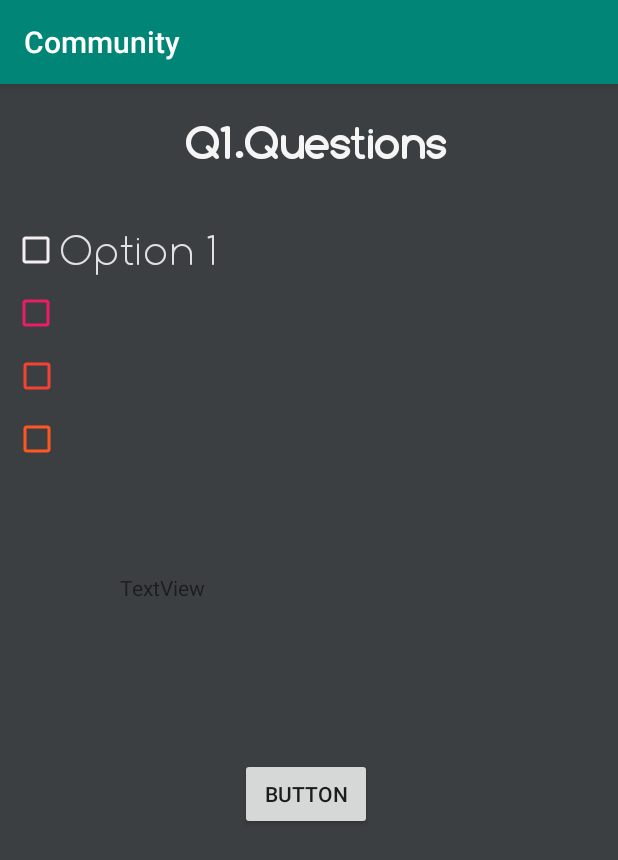
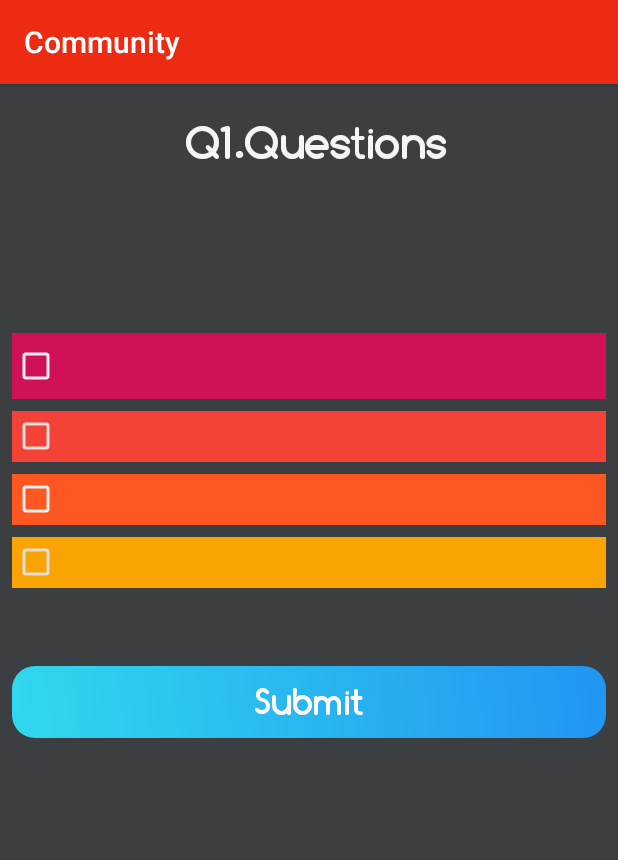
Before and after one commit to SarveshOO7/Community, an Android app: the voteQuestionActivity screen opened directly, with no data from a screen before it, on a phone screen of 412 x 824 dp. Shown: the top 860 px of the screen. Run offline under Robolectric (Android 15) with nearby library versions, the phone set to English and light mode, and no system bars; our stand-ins replace Firebase (no records; nobody signed in at launch, a user with empty details on screens opened directly); 3 statements that could not run were skipped.

Commit message:
Version 1.4

```diff
--- a/app/src/main/res/layout/activity_vote_question.xml
+++ b/app/src/main/res/layout/activity_vote_question.xml
@@ -19,6 +19,7 @@
         android:text=" Q1.Questions"
         android:textColor="#F5F5F5"
         android:textSize="30sp"
+        android:textStyle="bold"
         app:layout_constraintEnd_toEndOf="parent"
         app:layout_constraintHorizontal_bias="0.727"
         app:layout_constraintStart_toStartOf="parent"
@@ -26,34 +27,38 @@
 
     <CheckBox
         android:id="@+id/option1CheckBox"
-        android:layout_width="340dp"
-        android:layout_height="wrap_content"
+        android:layout_width="0dp"
+        android:layout_height="44dp"
         android:layout_marginStart="8dp"
-        android:layout_marginTop="32dp"
-        android:layout_marginEnd="36dp"
-        android:buttonTint="#F7FAF4F6"
+        android:layout_marginTop="52dp"
+        android:layout_marginEnd="8dp"
+        android:background="@color/colorAccent"
+
+        android:backgroundTint="@color/colorAccent"
+        android:buttonTint="#F5F2F3"
         android:fontFamily="@font/comfortaa_thin"
-
-        android:text="Option 1"
-        android:textColor="#E2E1E2"
+        android:textColor="#EBE6E7"
         android:textSize="30sp"
         android:textStyle="bold"
         app:layout_constraintEnd_toEndOf="parent"
         app:layout_constraintHorizontal_bias="0.0"
         app:layout_constraintStart_toStartOf="parent"
-        app:layout_constraintTop_toBottomOf="@+id/questionTitleVote" />
+        app:layout_constraintTop_toBottomOf="@+id/questionDeatilsVote"
+        tools:text="Option 1" />
 
     <CheckBox
         android:id="@+id/option2CheckBox"
-        android:layout_width="340dp"
+        android:layout_width="0dp"
         android:layout_height="wrap_content"
         android:layout_marginStart="8dp"
         android:layout_marginTop="8dp"
-        android:layout_marginEnd="36dp"
-        android:buttonTint="#E91E63"
+        android:layout_marginEnd="8dp"
+        android:background="@color/colorPrimary"
 
+        android:backgroundTint="#F44336"
+        android:buttonTint="#E4DEE0"
         android:fontFamily="@font/comfortaa_thin"
-        android:textColor="#E91E63"
+        android:textColor="#FFFCFD"
         android:textSize="30sp"
         android:textStyle="bold"
         app:layout_constraintEnd_toEndOf="parent"
@@ -64,15 +69,17 @@
 
     <CheckBox
         android:id="@+id/option3CheckBox"
-        android:layout_width="340dp"
+        android:layout_width="0dp"
         android:layout_height="wrap_content"
         android:layout_marginStart="8dp"
         android:layout_marginTop="8dp"
-        android:layout_marginEnd="63dp"
-        android:buttonTint="#F44336"
+        android:layout_marginEnd="8dp"
+        android:background="@color/colorAccent"
 
+        android:backgroundTint="#FF5722"
+        android:buttonTint="#F3EEED"
         android:fontFamily="@font/comfortaa_thin"
-        android:textColor="#F44336"
+        android:textColor="#FDFBFB"
         android:textSize="30sp"
         android:textStyle="bold"
         app:layout_constraintEnd_toEndOf="parent"
@@ -82,15 +89,16 @@
 
     <CheckBox
         android:id="@+id/option4CheckBox"
-        android:layout_width="340dp"
+        android:layout_width="0dp"
         android:layout_height="wrap_content"
         android:layout_marginStart="8dp"
         android:layout_marginTop="8dp"
-        android:layout_marginEnd="63dp"
-        android:buttonTint="#FF5722"
+        android:layout_marginEnd="8dp"
+        android:background="@color/colorPrimaryDark"
 
+        android:buttonTint="#E4DCDA"
         android:fontFamily="@font/comfortaa_thin"
-        android:textColor="#FF5722"
+        android:textColor="#F0EDEC"
         android:textSize="30sp"
         android:textStyle="bold"
         app:layout_constraintEnd_toEndOf="parent"
@@ -100,22 +108,36 @@
 
     <TextView
         android:id="@+id/questionDeatilsVote"
-        android:layout_width="187dp"
-        android:layout_height="59dp"
-        android:layout_marginStart="80dp"
-        android:layout_marginTop="72dp"
-        android:text="TextView"
+        android:layout_width="0dp"
+        android:layout_height="32dp"
+        android:layout_marginStart="8dp"
+        android:layout_marginTop="20dp"
+        android:layout_marginEnd="8dp"
+        android:fontFamily="@font/comfortaa_regular"
+        android:textColor="#F4F4F4"
+        android:textSize="18sp"
+        app:layout_constraintEnd_toEndOf="parent"
+        app:layout_constraintHorizontal_bias="0.0"
+        app:layout_constraintStart_toStartOf="parent"
+        app:layout_constraintTop_toBottomOf="@+id/questionTitleVote"
+        tools:text="@string/description" />
+
+    <Button
+        android:id="@+id/submitVote"
+        android:layout_width="0dp"
+        android:layout_height="wrap_content"
+        android:layout_marginStart="8dp"
+        android:layout_marginTop="52dp"
+        android:layout_marginEnd="8dp"
+        android:background="@drawable/button"
+        android:fontFamily="@font/comfortaa_bold_"
+        android:text="Submit"
+        android:textAllCaps="false"
+        android:textColor="#FDFBFC"
+        android:textSize="24sp"
+        android:textStyle="bold"
+        app:layout_constraintEnd_toEndOf="parent"
         app:layout_constraintStart_toStartOf="parent"
         app:layout_constraintTop_toBottomOf="@+id/option4CheckBox" />
 
-    <Button
-        android:id="@+id/submitVote"
-        android:layout_width="wrap_content"
-        android:layout_height="wrap_content"
-        android:layout_marginStart="160dp"
-        android:layout_marginTop="64dp"
-        android:text="Button"
-        app:layout_constraintStart_toStartOf="parent"
-        app:layout_constraintTop_toBottomOf="@+id/questionDeatilsVote" />
-
 </android.support.constraint.ConstraintLayout>
--- a/app/src/main/res/values/colors.xml
+++ b/app/src/main/res/values/colors.xml
@@ -1,7 +1,7 @@
 <?xml version="1.0" encoding="utf-8"?>
 <resources>
-    <color name="colorPrimary">#008577</color>
-    <color name="colorPrimaryDark">#6DFFFFFF</color>
-    <color name="colorAccent">#D81B60</color>
+    <color name="colorPrimary">#EC2B12</color>
+    <color name="colorPrimaryDark">#FCFCA503</color>
+    <color name="colorAccent">#D11157</color>
     <color name="white">#FFFFFF</color>
 </resources>
```
